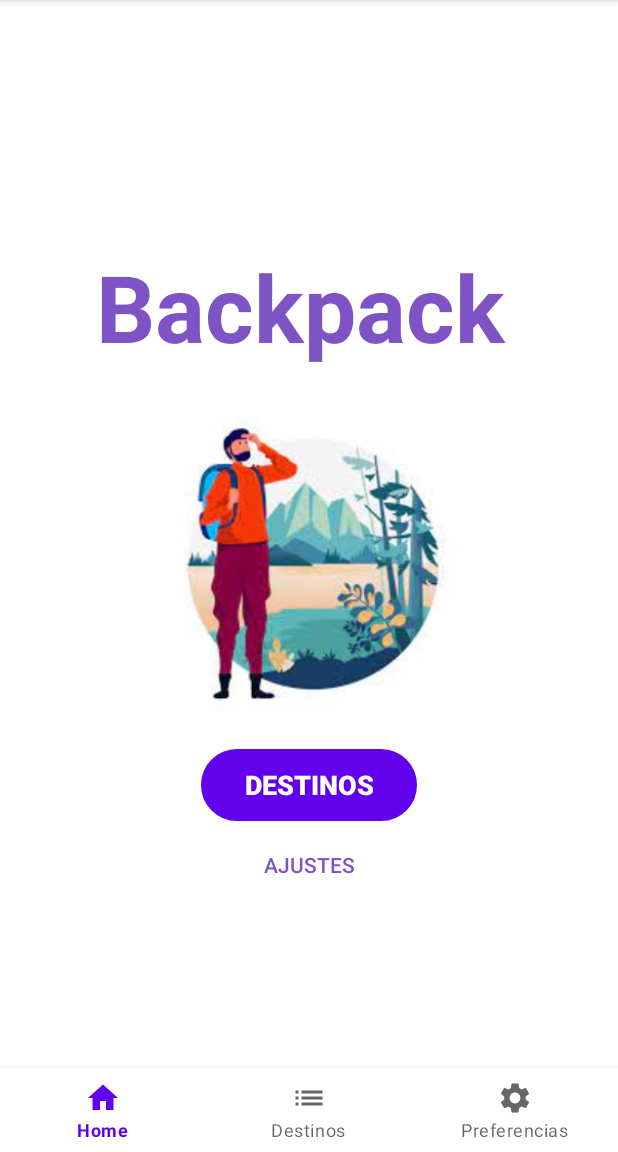
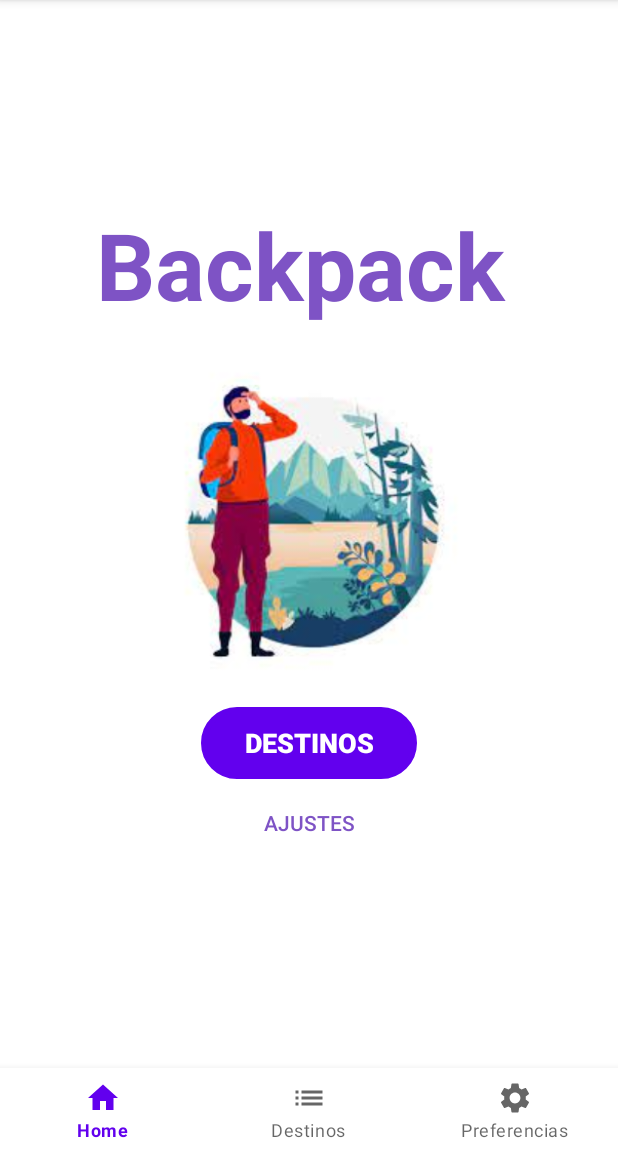
Before and after one commit to juanyepesu2/MobileUdeA, an Android app: the screen it shows after launch (MainActivity), on a phone screen of 412 x 824 dp, the part 84-1236 px from its top. Run offline under Robolectric (Android 15) with nearby library versions, the phone set to English and light mode, and no system bars; our stand-ins replace navigation-ui.

Commit message:
fix: Corrección de los botones que se tapaban

```diff
--- a/app/src/main/res/layout/activity_main.xml
+++ b/app/src/main/res/layout/activity_main.xml
@@ -8,19 +8,22 @@
 
     <com.google.android.material.bottomnavigation.BottomNavigationView
         android:id="@+id/bottom_navigation_view"
-        android:layout_width="wrap_content"
+        android:layout_width="match_parent"
         android:layout_height="wrap_content"
         app:layout_constraintBottom_toBottomOf="parent"
         app:layout_constraintLeft_toLeftOf="parent"
         app:layout_constraintRight_toRightOf="parent"
+        app:layout_constraintTop_toBottomOf="@id/myNavHostFragment"
         app:menu="@menu/nav_menu" />
 
     <fragment
         android:id="@+id/myNavHostFragment"
         android:name="androidx.navigation.fragment.NavHostFragment"
         android:layout_width="match_parent"
-        android:layout_height="match_parent"
+        android:layout_height="0dp"
         app:defaultNavHost="true"
+        app:layout_constraintTop_toTopOf="parent"
+        app:layout_constraintBottom_toTopOf="@id/bottom_navigation_view"
         app:navGraph="@navigation/navigation" />
 
 </androidx.constraintlayout.widget.ConstraintLayout>
--- a/app/src/main/res/layout/fragment_detail.xml
+++ b/app/src/main/res/layout/fragment_detail.xml
@@ -127,9 +127,11 @@
                 android:id="@+id/button_map"
                 android:layout_width="wrap_content"
                 android:layout_height="wrap_content"
-                android:layout_marginStart="50dp"
+                android:layout_marginStart="48dp"
                 android:layout_marginTop="8dp"
+                android:layout_marginBottom="8dp"
                 android:text="@string/map"
+                app:layout_constraintBottom_toBottomOf="parent"
                 app:layout_constraintStart_toStartOf="parent"
                 app:layout_constraintTop_toBottomOf="@+id/places_interest" />
 
```
